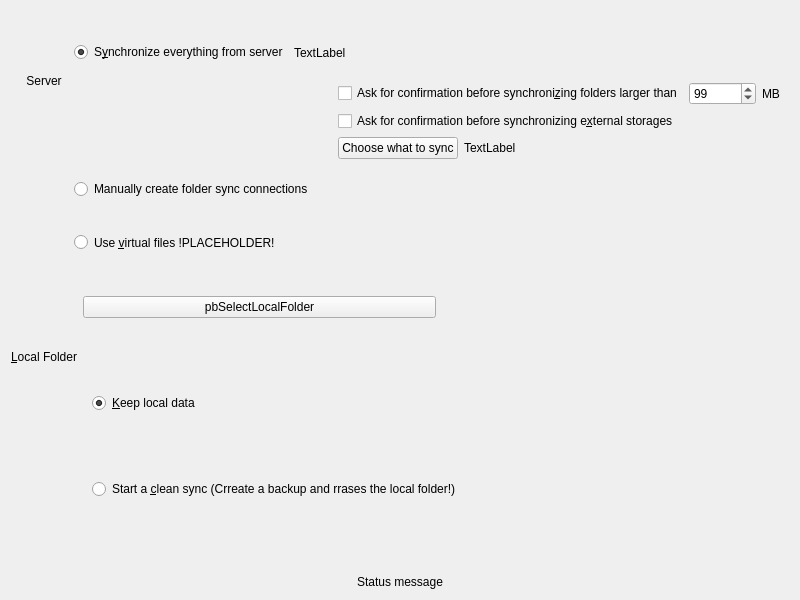
Qt form src/gui/wizard/owncloudadvancedsetuppage.ui (nextcloud/desktop) before a commit.
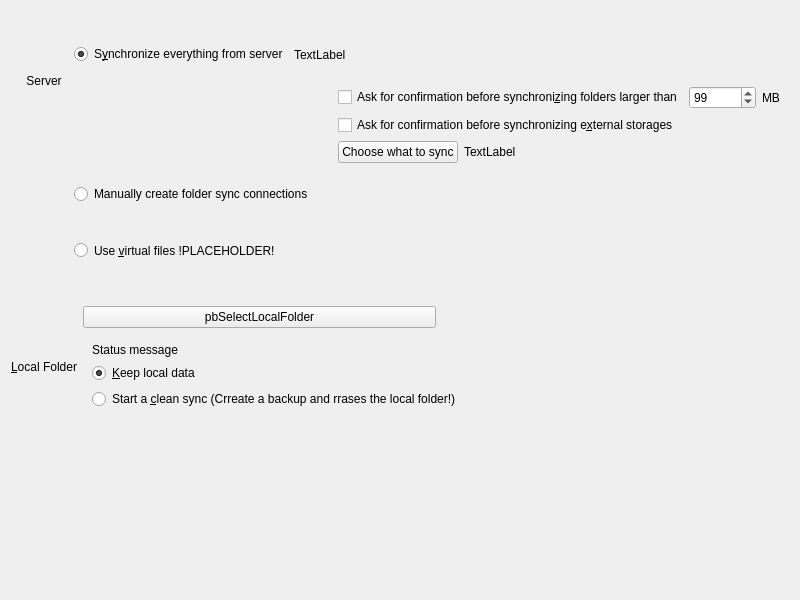
The same form after that commit. The open tabs and pages were chosen to show the change. Icons and pictures are not drawn.

Commit message:
Display the warning above the resolution widget
Also remove some dead code

Patch:
```diff
--- a/src/gui/wizard/owncloudadvancedsetuppage.ui
+++ b/src/gui/wizard/owncloudadvancedsetuppage.ui
@@ -446,6 +446,19 @@
           <widget class="QWidget" name="page"/>
           <widget class="QWidget" name="resolutionStackedWidgetPage1" native="true">
            <layout class="QVBoxLayout" name="verticalLayout_8">
+            <item>
+             <widget class="QLabel" name="syncModeLabel">
+              <property name="text">
+               <string notr="true">Status message</string>
+              </property>
+              <property name="textFormat">
+               <enum>Qt::RichText</enum>
+              </property>
+              <property name="wordWrap">
+               <bool>true</bool>
+              </property>
+             </widget>
+            </item>
             <item>
              <widget class="QRadioButton" name="radioButton">
               <property name="text">
@@ -469,6 +482,19 @@
               </property>
              </widget>
             </item>
+            <item>
+             <spacer name="verticalSpacer">
+              <property name="orientation">
+               <enum>Qt::Vertical</enum>
+              </property>
+              <property name="sizeHint" stdset="0">
+               <size>
+                <width>20</width>
+                <height>40</height>
+               </size>
+              </property>
+             </spacer>
+            </item>
            </layout>
           </widget>
          </widget>
@@ -478,22 +504,6 @@
      </layout>
     </widget>
    </item>
-   <item>
-    <widget class="QLabel" name="syncModeLabel">
-     <property name="text">
-      <string>Status message</string>
-     </property>
-     <property name="textFormat">
-      <enum>Qt::RichText</enum>
-     </property>
-     <property name="alignment">
-      <set>Qt::AlignCenter</set>
-     </property>
-     <property name="wordWrap">
-      <bool>true</bool>
-     </property>
-    </widget>
-   </item>
   </layout>
  </widget>
  <tabstops>
```
Left out of the diff: 5 changed lines with no effect on the pictures. The commit also changes 2 other files.
